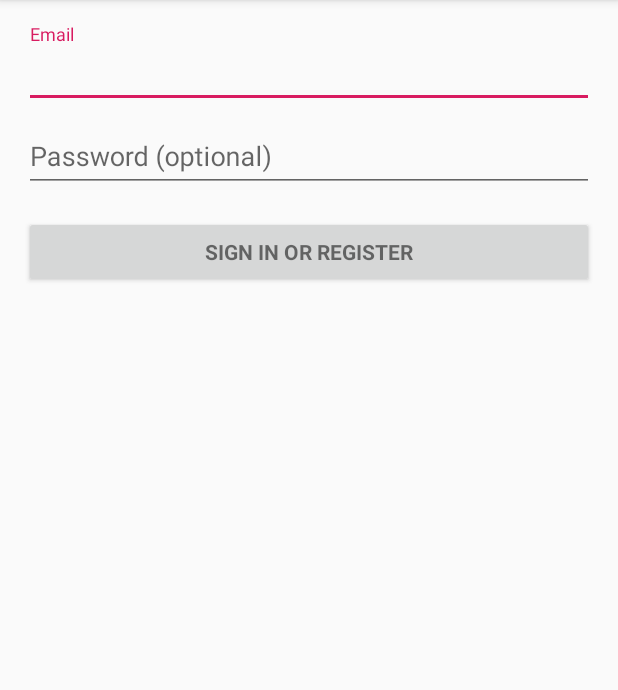
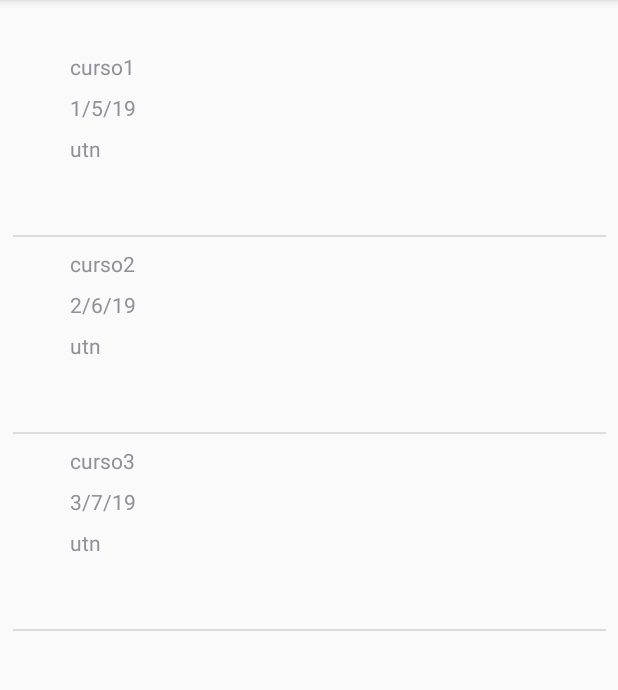
Before and after one commit to arquitecturas-moviles-2019/cursos-app, an Android app: the screen it shows after launch (LoginActivity before the commit, CursosActivity after it), on a phone screen of 412 x 824 dp, the part 84-774 px from its top. Run offline under Robolectric (Android 15) with nearby library versions, the phone set to English and light mode, and no system bars; 2 statements that could not run were skipped.

Commit message:
cursos logic update
Took 34 minutes

```diff
--- a/app/src/main/AndroidManifest.xml
+++ b/app/src/main/AndroidManifest.xml
@@ -27,6 +27,7 @@
                 <category android:name="android.intent.category.LAUNCHER" />
             </intent-filter>
         </activity>
+        <activity android:name=".CursosActivity"></activity>
     </application>
 
 </manifest>
--- a/app/src/main/java/com/arquitecturasmoviles/asado/AdaptCurseListActivity.java
+++ b/app/src/main/java/com/arquitecturasmoviles/asado/AdaptCurseListActivity.java
@@ -41,18 +41,18 @@ public class AdaptCurseListActivity extends BaseAdapter {
     @Override
     public View getView(int position, View convertView, ViewGroup parent) {
         if (convertView == null) {
-            //convertView = LayoutInflater.from(context).inflate(R.layout.adapt_curse_list_activity, parent, false);
+            convertView = LayoutInflater.from(context).inflate(R.layout.adapt_curse_list_activity, parent, false);
         }
 
         Curso currentCurse = (Curso) getItem(position);
 
-        /*TextView tv_nombreCurso = convertView.findViewById(R.id.tv_tituloAdaptadorCurso);
+        TextView tv_nombreCurso = convertView.findViewById(R.id.tv_tituloAdaptadorCurso);
         TextView tv_fecha = convertView.findViewById(R.id.tv_AdaptadorCursoFechaHora);
         TextView tv_lugar = convertView.findViewById(R.id.tv_adaptadorCursoLugar);
 
         tv_nombreCurso.setText(currentCurse.getNombre());
         tv_fecha.setText(currentCurse.getDiaHora());
-        tv_lugar.setText(this.lugar);*/
+        tv_lugar.setText(this.lugar);
 
         return convertView;
     }
--- a/app/src/main/java/com/arquitecturasmoviles/asado/Curso.java
+++ b/app/src/main/java/com/arquitecturasmoviles/asado/Curso.java
@@ -1,9 +1,9 @@
-package com.example;
+package com.arquitecturasmoviles.asado;
 
 import java.util.HashMap;
 import java.util.Map;
 
-public class Curso {
+public class Curso{
 
     private String id;
     private String nombre;
--- a/app/src/main/java/com/arquitecturasmoviles/asado/CursosActivity.java
+++ b/app/src/main/java/com/arquitecturasmoviles/asado/CursosActivity.java
@@ -5,33 +5,36 @@ import android.os.Bundle;
 import android.support.annotation.Nullable;
 import android.support.v7.app.AppCompatActivity;
 import android.view.View;
+import android.widget.AdapterView;
 import android.widget.ListView;
 
-import com.example.Curso;
+
 import com.example.Evento;
 
+import java.io.Serializable;
 import java.util.ArrayList;
 
 public class CursosActivity extends AppCompatActivity {
 
     ListView listadoDondeSeVisualiza;
+    Curso cursoAPasar;
 
     @Override
     protected void onCreate(@Nullable Bundle savedInstanceState) {
         super.onCreate(savedInstanceState);
-        //setContentView(R.layout.content_cursos);
+        setContentView(R.layout.fragment_my_courses);
 
-        //listadoDondeSeVisualiza = findViewById(R.id.lv_cursos);
-
+        listadoDondeSeVisualiza = findViewById(R.id.myCoursesListView);
         Intent intencion = getIntent();
         Bundle extras = intencion.getExtras();
-        Evento evento = (Evento)extras.get("Evento");
-
+        //Evento evento = (Evento)extras.get("Evento");
+        Evento evento = new Evento();
+        evento.setLugar("utn");
         cargarCursosDelEvento(evento);
     }
 
     private void cargarCursosDelEvento(Evento evento){
-        ArrayList<Curso>listadoCursosDelEvento = new ArrayList<>();
+        final ArrayList<Curso>listadoCursosDelEvento = new ArrayList<>();
 
         String ubicacion = evento.getLugar();
 
@@ -52,13 +55,18 @@ public class CursosActivity extends AppCompatActivity {
         listadoCursosDelEvento.add(curso3);
         //Fin hardcodeo
 
-        //AdaptCurseListActivity adaptador = new AdaptCurseListActivity(listadoCursosDelEvento, getApplicationContext());
-        //listadoDondeSeVisualiza.setAdapter(adaptador);
+        AdaptCurseListActivity adaptador = new AdaptCurseListActivity(listadoCursosDelEvento, getApplicationContext(), evento.getLugar());
+        listadoDondeSeVisualiza.setAdapter(adaptador);
 
-        listadoDondeSeVisualiza.setOnClickListener(new View.OnClickListener() {
+        listadoDondeSeVisualiza.setOnItemClickListener(new AdapterView.OnItemClickListener() {
             @Override
-            public void onClick(View v) {
-                //Aca se construye la intencion para ir al curso seleccionado
+            public void onItemClick(AdapterView<?> parent, View view, int position, long id) {
+                Intent goToDetail = new Intent(getApplicationContext(), CourseDetailActivity.class);
+                Bundle bundle = new Bundle();
+                Curso selectedCourse = listadoCursosDelEvento.get(position);
+                bundle.putSerializable("CURSO", (Serializable) selectedCourse);
+
+
             }
         });
 
--- a/app/src/main/java/com/arquitecturasmoviles/asado/LoginActivity.java
+++ b/app/src/main/java/com/arquitecturasmoviles/asado/LoginActivity.java
@@ -3,6 +3,7 @@ package com.arquitecturasmoviles.asado;
 import android.animation.Animator;
 import android.animation.AnimatorListenerAdapter;
 import android.annotation.TargetApi;
+import android.content.Intent;
 import android.content.pm.PackageManager;
 import android.support.annotation.NonNull;
 import android.support.design.widget.Snackbar;
@@ -64,6 +65,13 @@ public class LoginActivity extends AppCompatActivity implements LoaderCallbacks<
     @Override
     protected void onCreate(Bundle savedInstanceState) {
         super.onCreate(savedInstanceState);
+        //test
+
+        Intent test = new Intent(getApplicationContext(), CursosActivity.class);
+        startActivity(test);
+
+        //fin test
+
         setContentView(R.layout.activity_login);
         // Set up the login form.
         mEmailView = (AutoCompleteTextView) findViewById(R.id.email);
--- /dev/null
+++ b/app/src/main/res/layout/adapt_curse_list_activity.xml
@@ -0,0 +1,59 @@
+<?xml version="1.0" encoding="utf-8"?>
+<android.support.constraint.ConstraintLayout
+    xmlns:android="http://schemas.android.com/apk/res/android"
+    xmlns:app="http://schemas.android.com/apk/res-auto"
+    xmlns:tools="http://schemas.android.com/tools"
+    android:layout_width="match_parent"
+    android:layout_height="match_parent">
+
+    <android.support.constraint.Guideline
+        android:id="@+id/guideline"
+        android:layout_width="wrap_content"
+        android:layout_height="wrap_content"
+        android:orientation="horizontal"
+        app:layout_constraintGuide_begin="10dp" />
+
+    <android.support.constraint.Guideline
+        android:id="@+id/guideline2"
+        android:layout_width="wrap_content"
+        android:layout_height="wrap_content"
+        android:orientation="horizontal"
+        app:layout_constraintGuide_begin="130dp" />
+
+    <android.support.constraint.Guideline
+        android:id="@+id/guideline3"
+        android:layout_width="wrap_content"
+        android:layout_height="wrap_content"
+        android:orientation="vertical"
+        app:layout_constraintGuide_begin="30dp" />
+
+    <TextView
+        android:id="@+id/tv_tituloAdaptadorCurso"
+        android:layout_width="wrap_content"
+        android:layout_height="wrap_content"
+        android:layout_marginStart="8dp"
+        android:layout_marginTop="8dp"
+        android:text="TextView"
+        app:layout_constraintStart_toStartOf="@+id/guideline3"
+        app:layout_constraintTop_toTopOf="parent" />
+
+    <TextView
+        android:id="@+id/tv_AdaptadorCursoFechaHora"
+        android:layout_width="wrap_content"
+        android:layout_height="wrap_content"
+        android:layout_marginStart="8dp"
+        android:layout_marginTop="8dp"
+        android:text="TextView"
+        app:layout_constraintStart_toStartOf="@+id/guideline3"
+        app:layout_constraintTop_toBottomOf="@+id/tv_tituloAdaptadorCurso" />
+
+    <TextView
+        android:id="@+id/tv_adaptadorCursoLugar"
+        android:layout_width="wrap_content"
+        android:layout_height="wrap_content"
+        android:layout_marginStart="8dp"
+        android:layout_marginTop="8dp"
+        android:text="TextView"
+        app:layout_constraintStart_toStartOf="@+id/guideline3"
+        app:layout_constraintTop_toBottomOf="@+id/tv_AdaptadorCursoFechaHora" />
+</android.support.constraint.ConstraintLayout>
```
